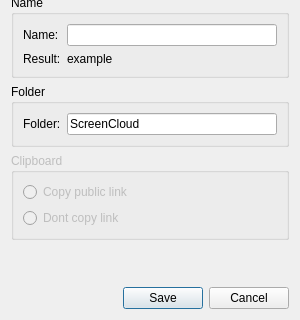
Qt form settings.ui (olav-st/screencloud-googledrive) before a commit; both pictures show x 0 to 300 and y 169 to 489 of the 300 by 489 pixel window.
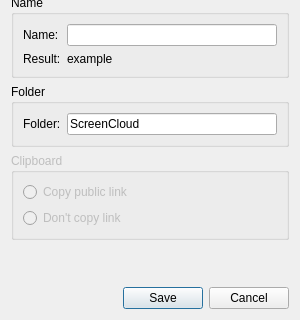
The same form after that commit.

What changed in the file:
```diff
--- a/settings.ui
+++ b/settings.ui
@@ -138,7 +138,7 @@
       <item>
        <widget class="QRadioButton" name="radio_dontcopy">
         <property name="text">
-         <string>Dont copy link</string>
+         <string>Don't copy link</string>
         </property>
        </widget>
       </item>
```
